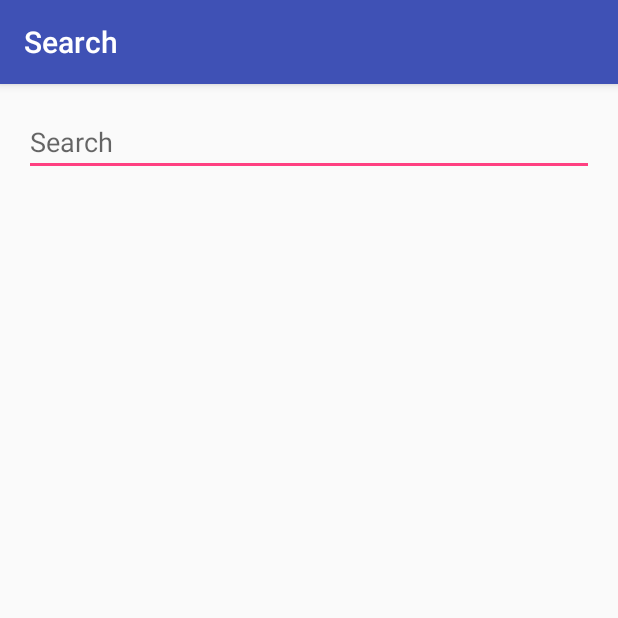
After one commit to kirtan96/Audio_Notetaker, an Android app: the Search screen opened directly, with no data from a screen before it, on a phone screen of 412 x 824 dp, the top half of it. The commit adds this screen. Run offline under Robolectric (Android 15) with nearby library versions, the phone set to English and light mode, and no system bars.

Commit message:
bug fixes

```diff
--- /dev/null
+++ b/app/src/main/java/com/kirtan/audionotetaker/Search.java
@@ -0,0 +1,72 @@
+package com.kirtan.audionotetaker;
+
+import android.content.Context;
+import android.content.SharedPreferences;
+import android.os.Bundle;
+import android.support.v7.app.AppCompatActivity;
+import android.support.v7.widget.Toolbar;
+import android.view.KeyEvent;
+import android.view.View;
+import android.view.inputmethod.EditorInfo;
+import android.view.inputmethod.InputMethodManager;
+import android.widget.AdapterView;
+import android.widget.ArrayAdapter;
+import android.widget.EditText;
+import android.widget.ListView;
+import android.widget.TextView;
+
+import java.util.ArrayList;
+import java.util.Map;
+
+public class Search extends AppCompatActivity {
+    ListView listView;
+    ArrayList<String> key;
+
+    @Override
+    protected void onCreate(Bundle savedInstanceState) {
+        super.onCreate(savedInstanceState);
+        setContentView(R.layout.activity_search);
+        Toolbar toolbar = (Toolbar) findViewById(R.id.toolbar);
+        setSupportActionBar(toolbar);
+
+        listView = (ListView) findViewById(R.id.listView);
+
+        final EditText editText = (EditText) findViewById(R.id.searchText);
+        editText.setOnEditorActionListener(new TextView.OnEditorActionListener() {
+            @Override
+            public boolean onEditorAction(TextView v, int actionId, KeyEvent event) {
+                boolean handled = false;
+                if (actionId == EditorInfo.IME_ACTION_SEARCH) {
+                    InputMethodManager imm = (InputMethodManager) getSystemService(Context.INPUT_METHOD_SERVICE);
+                    imm.hideSoftInputFromWindow(v.getWindowToken(), 0);
+                    handled = true;
+
+                    key = new ArrayList<>();
+                    SharedPreferences myPrefs = getSharedPreferences("myPrefs", MODE_PRIVATE);
+                    Map<String, ?> keys = myPrefs.getAll();
+                    for(Map.Entry<String, ?> entryKey: keys.entrySet())
+                    {
+                        if(entryKey.getValue().toString().contains(editText.getText().toString()))
+                        {
+                            key.add(entryKey.getKey());
+                        }
+                    }
+                    ArrayAdapter<String> arrayAdapter = new ArrayAdapter<>(Search.this,
+                            android.R.layout.simple_list_item_1, key);
+                    listView.setAdapter(arrayAdapter);
+                }
+
+                return handled;
+            }
+        });
+
+        listView.setOnItemClickListener(new AdapterView.OnItemClickListener() {
+            @Override
+            public void onItemClick(AdapterView<?> parent, View view, int position, long id) {
+                String name = listView.getItemAtPosition(position).toString();
+
+            }
+        });
+    }
+
+}
--- /dev/null
+++ b/app/src/main/res/layout/activity_search.xml
@@ -0,0 +1,26 @@
+<?xml version="1.0" encoding="utf-8"?>
+<android.support.design.widget.CoordinatorLayout xmlns:android="http://schemas.android.com/apk/res/android"
+    xmlns:app="http://schemas.android.com/apk/res-auto"
+    xmlns:tools="http://schemas.android.com/tools"
+    android:layout_width="match_parent"
+    android:layout_height="match_parent"
+    android:fitsSystemWindows="true"
+    tools:context="com.kirtan.audionotetaker.Search">
+
+    <android.support.design.widget.AppBarLayout
+        android:layout_width="match_parent"
+        android:layout_height="wrap_content"
+        android:theme="@style/AppTheme.AppBarOverlay">
+
+        <android.support.v7.widget.Toolbar
+            android:id="@+id/toolbar"
+            android:layout_width="match_parent"
+            android:layout_height="?attr/actionBarSize"
+            android:background="?attr/colorPrimary"
+            app:popupTheme="@style/AppTheme.PopupOverlay" />
+
+    </android.support.design.widget.AppBarLayout>
+
+    <include layout="@layout/content_search" />
+
+</android.support.design.widget.CoordinatorLayout>
--- /dev/null
+++ b/app/src/main/res/layout/content_search.xml
@@ -0,0 +1,32 @@
+<?xml version="1.0" encoding="utf-8"?>
+<RelativeLayout xmlns:android="http://schemas.android.com/apk/res/android"
+    xmlns:app="http://schemas.android.com/apk/res-auto"
+    xmlns:tools="http://schemas.android.com/tools"
+    android:layout_width="match_parent"
+    android:layout_height="match_parent"
+    android:paddingBottom="@dimen/activity_vertical_margin"
+    android:paddingLeft="@dimen/activity_horizontal_margin"
+    android:paddingRight="@dimen/activity_horizontal_margin"
+    android:paddingTop="@dimen/activity_vertical_margin"
+    app:layout_behavior="@string/appbar_scrolling_view_behavior"
+    tools:context="com.kirtan.audionotetaker.Search"
+    tools:showIn="@layout/activity_search">
+
+    <EditText
+        android:layout_width="match_parent"
+        android:layout_height="wrap_content"
+        android:id="@+id/searchText"
+        android:layout_alignParentTop="true"
+        android:layout_centerHorizontal="true"
+        android:imeOptions="actionSearch"
+        android:singleLine="true"
+        android:hint="Search" />
+
+    <ListView
+        android:layout_width="wrap_content"
+        android:layout_height="wrap_content"
+        android:id="@+id/listView"
+        android:layout_below="@+id/searchText"
+        android:layout_alignParentLeft="true"
+        android:layout_alignParentStart="true" />
+</RelativeLayout>
--- a/app/src/main/res/menu/menu_main.xml
+++ b/app/src/main/res/menu/menu_main.xml
@@ -3,8 +3,8 @@
     xmlns:tools="http://schemas.android.com/tools"
     tools:context="com.kirtan.audionotetaker.MainActivity">
     <item
-        android:id="@+id/action_settings"
+        android:id="@+id/search"
         android:orderInCategory="100"
-        android:title="@string/action_settings"
+        android:title="Search"
         app:showAsAction="never" />
 </menu>
--- a/app/src/main/res/values/dimens.xml
+++ b/app/src/main/res/values/dimens.xml
@@ -3,4 +3,7 @@
     <dimen name="activity_horizontal_margin">16dp</dimen>
     <dimen name="activity_vertical_margin">16dp</dimen>
     <dimen name="fab_margin">16dp</dimen>
+    <!-- Default screen margins, per the Android Design guidelines. -->
+    <dimen name="nav_header_vertical_spacing">16dp</dimen>
+    <dimen name="nav_header_height">160dp</dimen>
 </resources>
--- a/app/src/main/res/values/strings.xml
+++ b/app/src/main/res/values/strings.xml
@@ -2,4 +2,8 @@
     <string name="app_name">Audio Notetaker</string>
     <string name="action_settings">Settings</string>
     <string name="title_activity_main2">Main2Activity</string>
+    <string name="title_activity_search">Search</string>
+
+    <string name="navigation_drawer_open">Open navigation drawer</string>
+    <string name="navigation_drawer_close">Close navigation drawer</string>
 </resources>
```
Also changed, not shown: app/src/main/AndroidManifest.xml (+12 -5 lines), app/src/main/java/com/kirtan/audionotetaker/MainActivity.java (+33 -5 lines).
